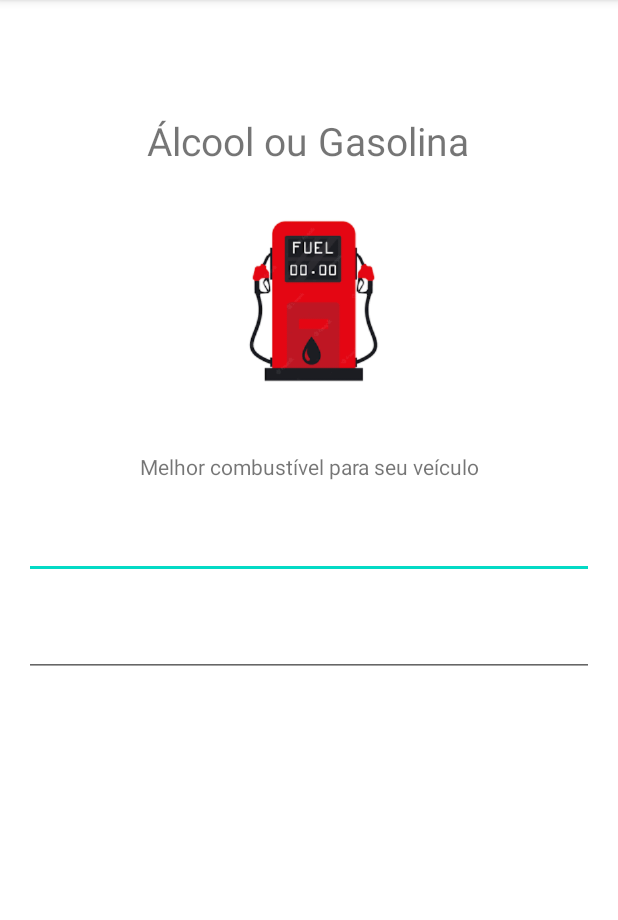
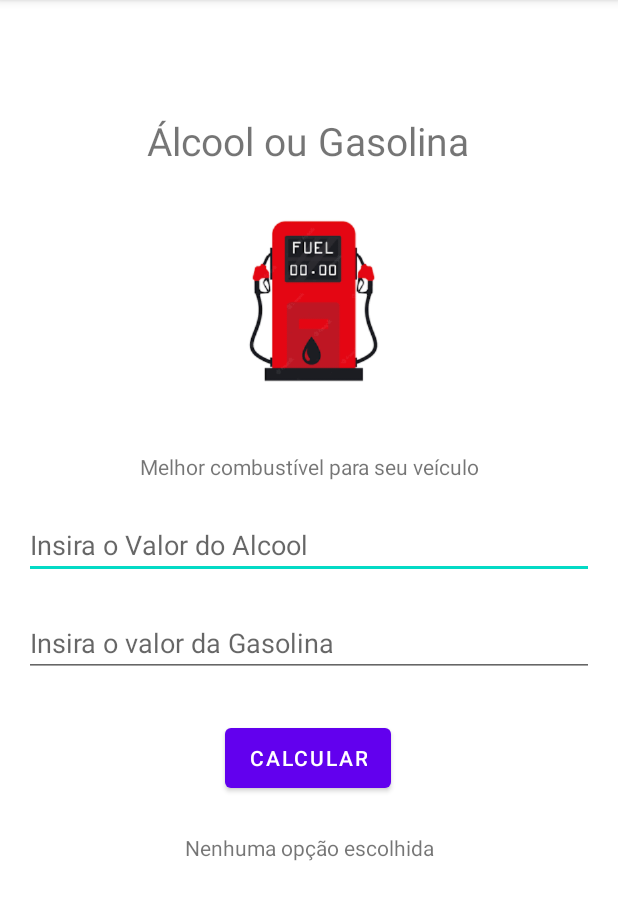
Before and after one commit to FlavioCaruso/AulaKotlin3Ex3e4, an Android app: the screen it shows after launch (MainActivity), on a phone screen of 412 x 824 dp, the part 84-1004 px from its top. Run offline under Robolectric (Android 15) with nearby library versions, the phone set to English and light mode, and no system bars.

Commit message:
[FEATURE] Calculo de Alcool e Gasolina

```diff
--- a/app/build.gradle
+++ b/app/build.gradle
@@ -1,6 +1,7 @@
 plugins {
     id 'com.android.application'
     id 'org.jetbrains.kotlin.android'
+    id 'kotlin-android-extensions'
 }
 
 android {
--- a/app/src/main/res/layout/activity_main.xml
+++ b/app/src/main/res/layout/activity_main.xml
@@ -47,6 +47,7 @@
         android:layout_width="match_parent"
         android:layout_height="wrap_content"
         android:layout_marginTop="20dp"
+        android:hint="Insira o Valor do Alcool"
         app:layout_constraintTop_toBottomOf="@+id/textoVeiculo"
         tools:layout_editor_absoluteX="0dp" />
     />
@@ -56,7 +57,32 @@
         android:layout_width="match_parent"
         android:layout_height="wrap_content"
         android:layout_marginTop="20dp"
+        android:hint="Insira o valor da Gasolina"
         app:layout_constraintTop_toBottomOf="@+id/valorAlcool"
         tools:layout_editor_absoluteX="0dp" />
     />
+
+    <Button
+        android:id="@+id/btnCalcular"
+        android:layout_width="wrap_content"
+        android:layout_height="52dp"
+        android:layout_marginTop="28dp"
+        android:text="Calcular"
+        app:layout_constraintEnd_toEndOf="parent"
+        app:layout_constraintHorizontal_bias="0.498"
+        app:layout_constraintStart_toStartOf="parent"
+        app:layout_constraintTop_toBottomOf="@+id/valorGasolina" />
+
+    <TextView
+        android:id="@+id/textoResult"
+        android:layout_width="match_parent"
+        android:layout_height="wrap_content"
+        android:layout_marginTop="24dp"
+        android:gravity="center"
+        android:text="@string/opcao"
+        app:layout_constraintEnd_toEndOf="parent"
+        app:layout_constraintHorizontal_bias="0.0"
+        app:layout_constraintStart_toStartOf="parent"
+        app:layout_constraintTop_toBottomOf="@+id/btnCalcular" />
+
 </androidx.constraintlayout.widget.ConstraintLayout>
--- a/app/src/main/res/values/strings.xml
+++ b/app/src/main/res/values/strings.xml
@@ -1,4 +1,5 @@
 <resources>
     <string name="app_name">Calculadora de Combustível</string>
     <string name="veiculo">Melhor combustível para seu veículo</string>
+    <string name="opcao">Nenhuma opção escolhida</string>
 </resources>
```
Also changed, not shown: app/src/main/java/com/example/aulakotlin3ex3e4/MainActivity.kt (+59 -0 lines).
